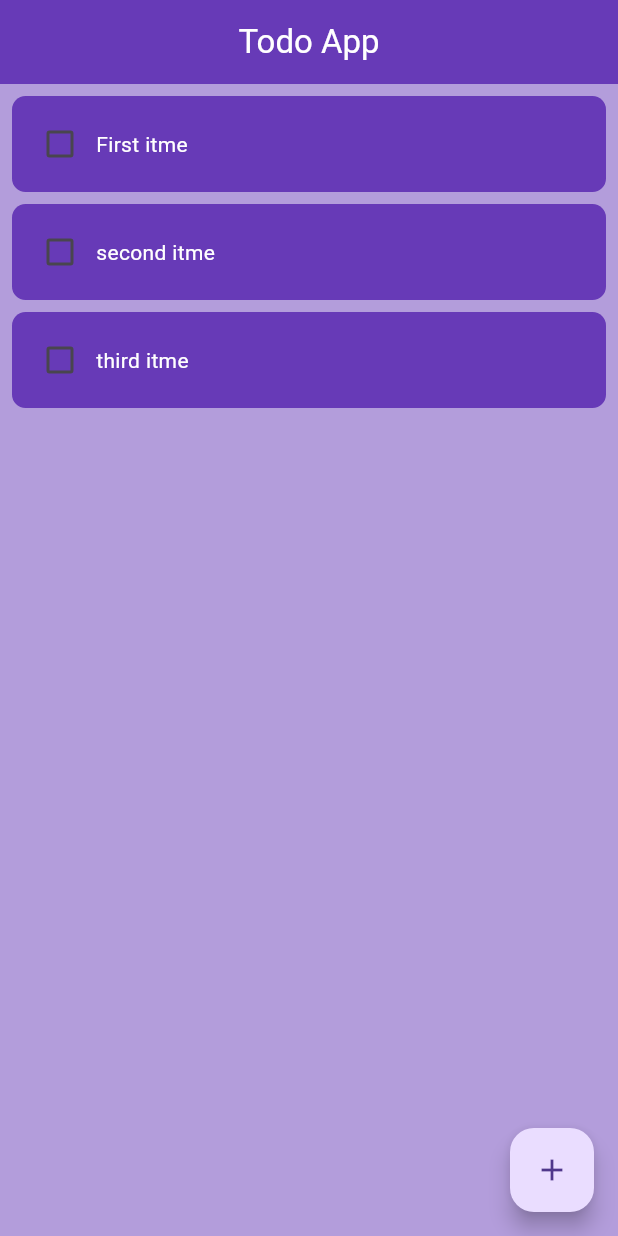
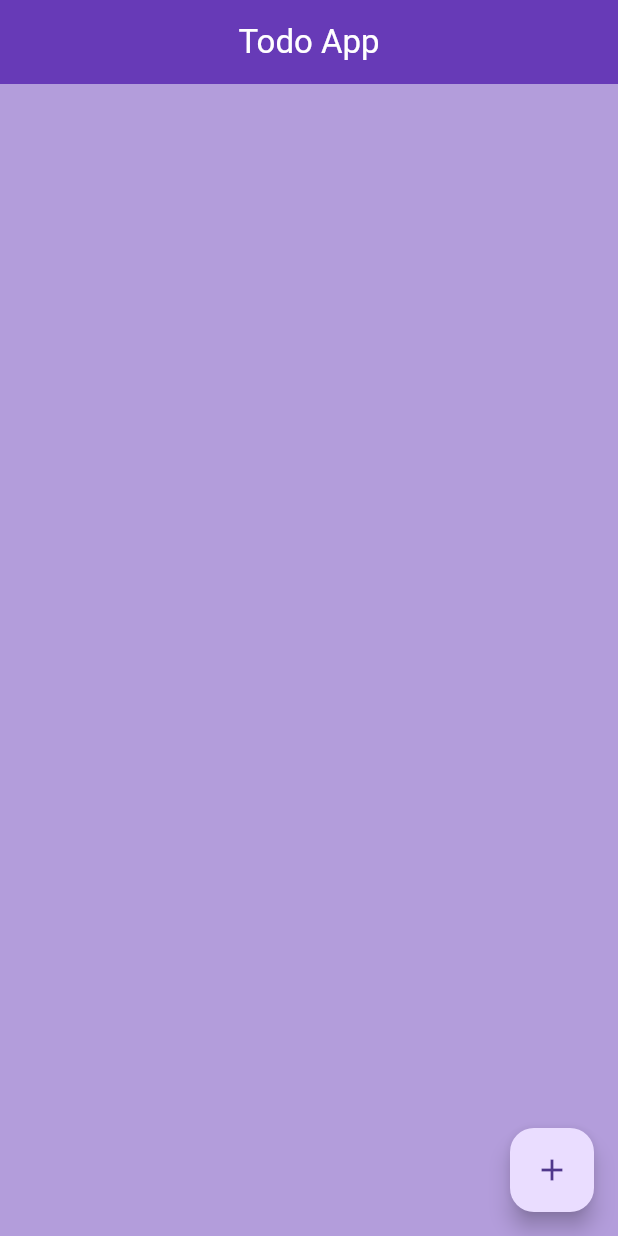
Before and after one commit to AbdulazeezOlawale/flutter_todo, a Flutter app: the screen it shows after launch, on a phone screen of 412 x 824 dp. Run offline on Flutter 3.47's test engine with Material 3 defaults, Android fonts, the phone set to English and light mode, and no system bars; our stand-ins replace flutter_slidable.

```diff
--- a/lib/pages/home_page.dart
+++ b/lib/pages/home_page.dart
@@ -14,11 +14,7 @@ class HomePage extends StatefulWidget {
 class _HomePageState extends State<HomePage> {
   final _controller = TextEditingController();
 
-  List todoItem = [
-    ["First itme", false],
-    ["second itme", false],
-    ["third itme", false],
-  ];
+  List todoItem = [];
 
   void onChanged(bool? value, int index) {
     setState(() {
@@ -44,6 +40,12 @@ class _HomePageState extends State<HomePage> {
     );
   }
 
+  void deleteItem(int index) {
+    setState(() {
+      todoItem.removeAt(index);
+    });
+  }
+
   @override
   Widget build(BuildContext context) {
     return Scaffold(
@@ -67,6 +69,7 @@ class _HomePageState extends State<HomePage> {
             taskName: todoItem[index][0],
             taskCompleted: todoItem[index][1],
             onChanged: (p0) => onChanged(p0, index),
+            deleteItem: (p0) => deleteItem(index),
           );
         },
       ),
```
Also changed, not shown: lib/util/todo_tile.dart (+18 -5 lines), pubspec.yaml (+7 -4 lines), pubspec.lock, 1 other file.
